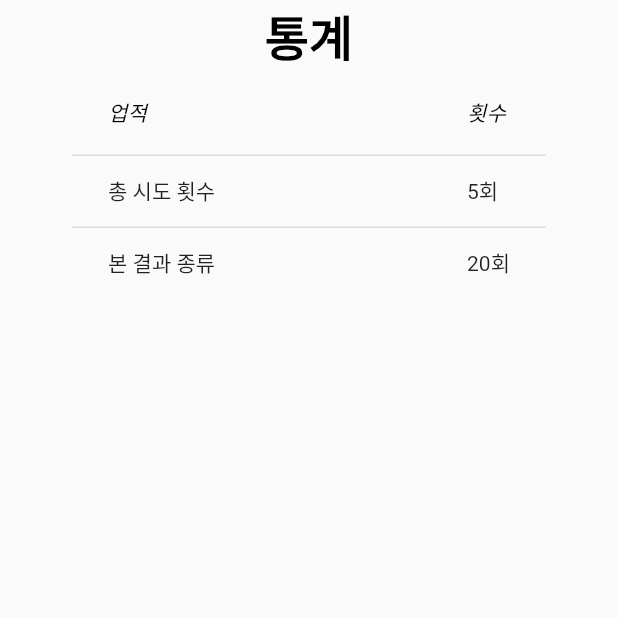
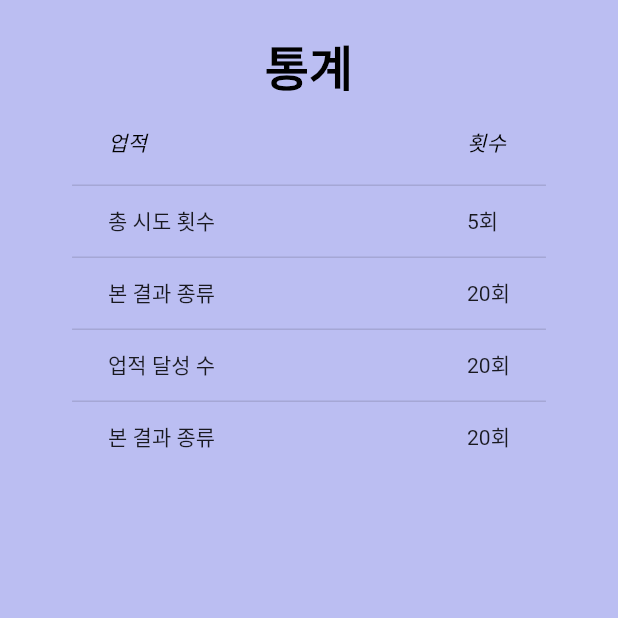
Before and after one commit to gns0170/flutter_app_7, a Flutter app: the Statistics screen opened directly, on a phone screen of 412 x 824 dp, the top half of it. Run offline on Flutter 3.47's test engine with Material 2 defaults, Android fonts, the phone set to English and light mode, and no system bars; our stand-ins replace charts_flutter, google_mobile_ads, share_plus, shared_preferences; missing offline and left inert: flutter_provider; accounts and stored records are empty; network calls fail; statements that could not run were skipped.

Commit message:
5/14, statistics layout

```diff
--- a/lib/screens/statistics.dart
+++ b/lib/screens/statistics.dart
@@ -1,5 +1,6 @@
 import 'package:flutter/material.dart';
 import 'dart:developer';
+import '../values/colors.dart' as custom_colors;
 
 import 'package:flutter_application_7/widgets/texts.dart';
 
@@ -15,20 +16,24 @@ class StatisticsState extends State<Statistics> {
   Widget build(BuildContext context) {
     log("Tes12t");
     return Scaffold(
+        backgroundColor: custom_colors.primaryColor5.withOpacity(0.7),
         body: Center(
             child: Column(
           children: [
+            const SizedBox(
+              height: 20,
+            ),
             const TextQuestion(words: "통계"),
             DataTable(
               columns: const [
                 DataColumn(
-                label:
-                    Text('업적', style: TextStyle(fontStyle: FontStyle.italic))),
+                    label: Text('업적',
+                        style: TextStyle(fontStyle: FontStyle.italic))),
                 DataColumn(label: Text('')),
                 DataColumn(label: Text('')),
                 DataColumn(
-                label:
-                    Text('횟수', style: TextStyle(fontStyle: FontStyle.italic))),
+                    label: Text('횟수',
+                        style: TextStyle(fontStyle: FontStyle.italic))),
               ],
               rows: const [
                 DataRow(
@@ -47,6 +52,22 @@ class StatisticsState extends State<Statistics> {
                     DataCell(Text('20회')),
                   ],
                 ),
+                DataRow(
+                  cells: [
+                    DataCell(Text('업적 달성 수')),
+                    DataCell(Text('')),
+                    DataCell(Text('')),
+                    DataCell(Text('20회')),
+                  ],
+                ),
+                DataRow(
+                  cells: [
+                    DataCell(Text('본 결과 종류')),
+                    DataCell(Text('')),
+                    DataCell(Text('')),
+                    DataCell(Text('20회')),
+                  ],
+                ),
               ],
             )
           ],
```
Lines whose indentation alone changed are shown as unchanged.
